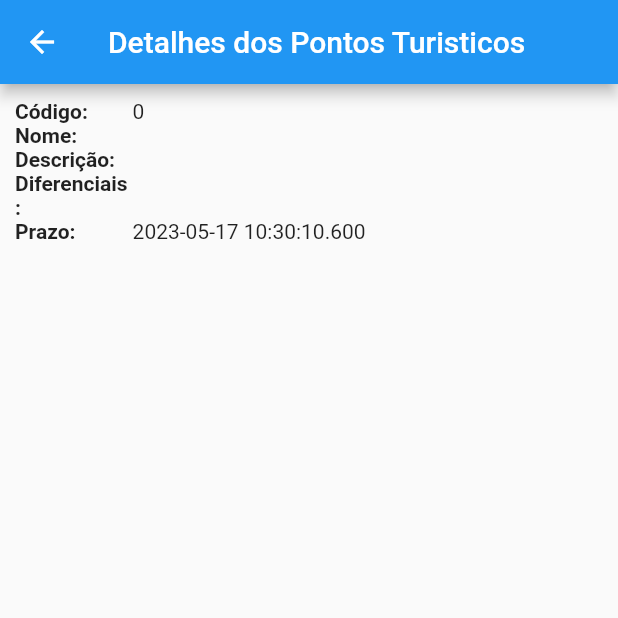
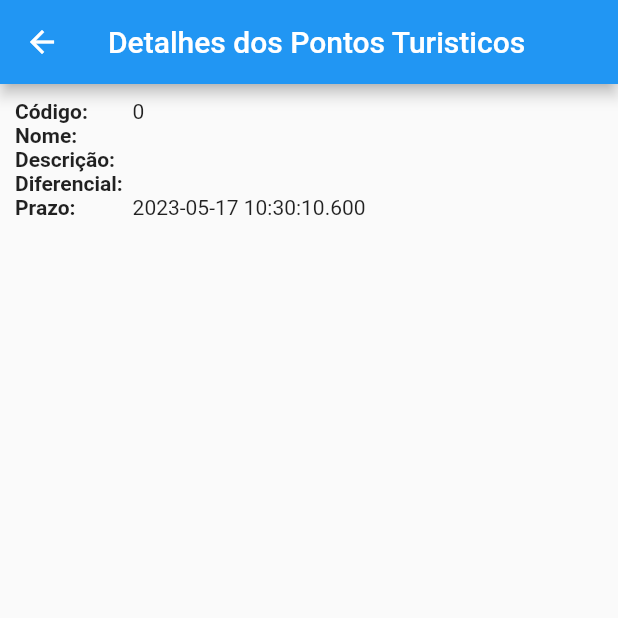
Before and after one commit to FelipeZawadski/projeto_ponto_turistico, a Flutter app: the VisualizarPontoTuristicoPage screen opened directly with empty values, on a phone screen of 412 x 824 dp, the top half of it. Run offline on Flutter 3.47's test engine with Material 2 defaults, Android fonts, the light colour scheme and no system bars; our stand-ins replace shared_preferences, sqflite; accounts and stored records are empty.

Commit message:
Usuario não pode editar a data e ajuste visualização dos dados

```diff
--- a/lib/pages/visualizar_ponto_turistico_page.dart
+++ b/lib/pages/visualizar_ponto_turistico_page.dart
@@ -49,7 +49,7 @@ class _VisualizarPontoTuristicoPageState extends State<VisualizarPontoTuristicoP
           ),
           Row(
             children: [
-              Campo(descricao:'Diferenciais: '),
+              Campo(descricao:'Diferencial: '),
               Valor(valor: '${widget.pontoTuristico.diferenciais}'),
             ],
           ),
--- a/lib/widget/conteudo_form_dialog.dart
+++ b/lib/widget/conteudo_form_dialog.dart
@@ -73,6 +73,7 @@ class ConteudoFormDialogState extends State<ConteudoFormDialog> {
             ),
             TextFormField(
               controller: dataController,
+              readOnly: true,
               decoration: InputDecoration(labelText: 'Data'),
               validator: (String? valor){
                 if(valor == null || valor.isEmpty){
@@ -84,7 +85,7 @@ class ConteudoFormDialogState extends State<ConteudoFormDialog> {
                   return dataController.text = _dateFormat.format(data);
                 }
               },
-            )
+            ),
           ],
         ),
       ),
```
